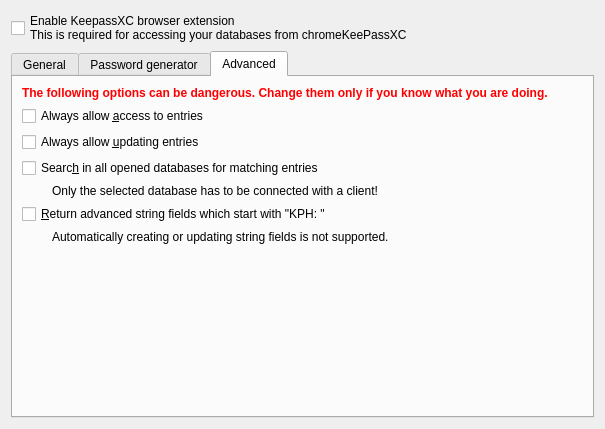
Myria-de/keepassxc, file src/browser/BrowserOptionDialog.ui: the form before one commit.
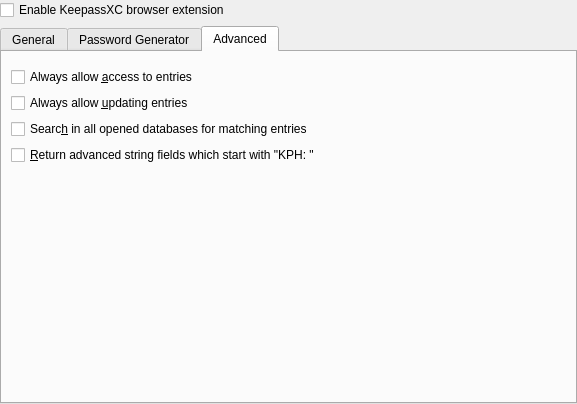
The form after the commit. The open tabs and pages were chosen to show the change. Custom widgets are drawn as their Qt base class.

The edit to the form file:
```diff
--- a/src/browser/BrowserOptionDialog.ui
+++ b/src/browser/BrowserOptionDialog.ui
@@ -6,27 +6,35 @@
    <rect>
     <x>0</x>
     <y>0</y>
-    <width>605</width>
-    <height>429</height>
+    <width>577</width>
+    <height>404</height>
    </rect>
   </property>
   <property name="windowTitle">
    <string>Dialog</string>
   </property>
   <layout class="QVBoxLayout" name="verticalLayout">
+   <property name="leftMargin">
+    <number>0</number>
+   </property>
+   <property name="topMargin">
+    <number>0</number>
+   </property>
+   <property name="rightMargin">
+    <number>0</number>
+   </property>
+   <property name="bottomMargin">
+    <number>0</number>
+   </property>
    <item>
     <widget class="QCheckBox" name="enableBrowserSupport">
      <property name="text">
-      <string>Enable KeepassXC browser extension
-This is required for accessing your databases from chromeKeePassXC</string>
+      <string>Enable KeepassXC browser extension</string>
      </property>
     </widget>
    </item>
    <item>
     <widget class="QTabWidget" name="tabWidget">
-     <property name="tabShape">
-      <enum>QTabWidget::Rounded</enum>
-     </property>
      <property name="currentIndex">
       <number>0</number>
      </property>
@@ -110,7 +118,7 @@
      </widget>
      <widget class="QWidget" name="tab_3">
       <attribute name="title">
-       <string>Password generator</string>
+       <string>Password Generator</string>
       </attribute>
       <layout class="QVBoxLayout" name="verticalLayout_4">
        <item>
@@ -137,18 +145,12 @@
       </attribute>
       <layout class="QVBoxLayout" name="verticalLayout_3">
        <item>
-        <widget class="QLabel" name="label">
-         <property name="font">
-          <font>
-           <weight>75</weight>
-           <bold>true</bold>
-          </font>
-         </property>
-         <property name="styleSheet">
-          <string notr="true">color: rgb(255, 0, 0);</string>
-         </property>
-         <property name="text">
-          <string>The following options can be dangerous. Change them only if you know what you are doing.</string>
+        <widget class="MessageWidget" name="warningWidget" native="true">
+         <property name="sizePolicy">
+          <sizepolicy hsizetype="Preferred" vsizetype="Preferred">
+           <horstretch>0</horstretch>
+           <verstretch>0</verstretch>
+          </sizepolicy>
          </property>
         </widget>
        </item>
@@ -173,30 +175,13 @@
          </property>
         </widget>
        </item>
-       <item>
-        <widget class="QLabel" name="label_3">
-         <property name="text">
-          <string>Only the selected database has to be connected with a client!</string>
-         </property>
-         <property name="indent">
-          <number>30</number>
-         </property>
-        </widget>
-       </item>
        <item>
         <widget class="QCheckBox" name="supportKphFields">
-         <property name="text">
-          <string>&amp;Return advanced string fields which start with &quot;KPH: &quot;</string>
-         </property>
-        </widget>
-       </item>
-       <item>
-        <widget class="QLabel" name="label_2">
-         <property name="text">
+         <property name="toolTip">
           <string>Automatically creating or updating string fields is not supported.</string>
          </property>
-         <property name="indent">
-          <number>30</number>
+         <property name="text">
+          <string>&amp;Return advanced string fields which start with &quot;KPH: &quot;</string>
          </property>
         </widget>
        </item>
@@ -242,6 +227,12 @@
    <header>browser/BrowserPasswordGeneratorWidget.h</header>
    <container>1</container>
   </customwidget>
+  <customwidget>
+   <class>MessageWidget</class>
+   <extends>QWidget</extends>
+   <header>gui/MessageWidget.h</header>
+   <container>1</container>
+  </customwidget>
  </customwidgets>
  <resources/>
  <connections/>
```
Left out of the diff: 26 changed lines with no effect on the pictures.
